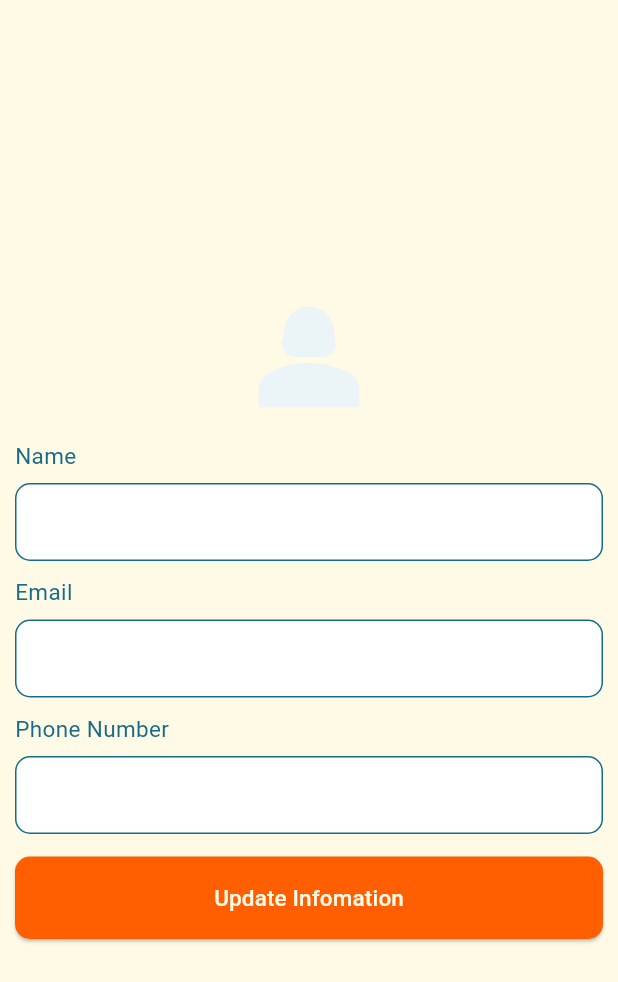
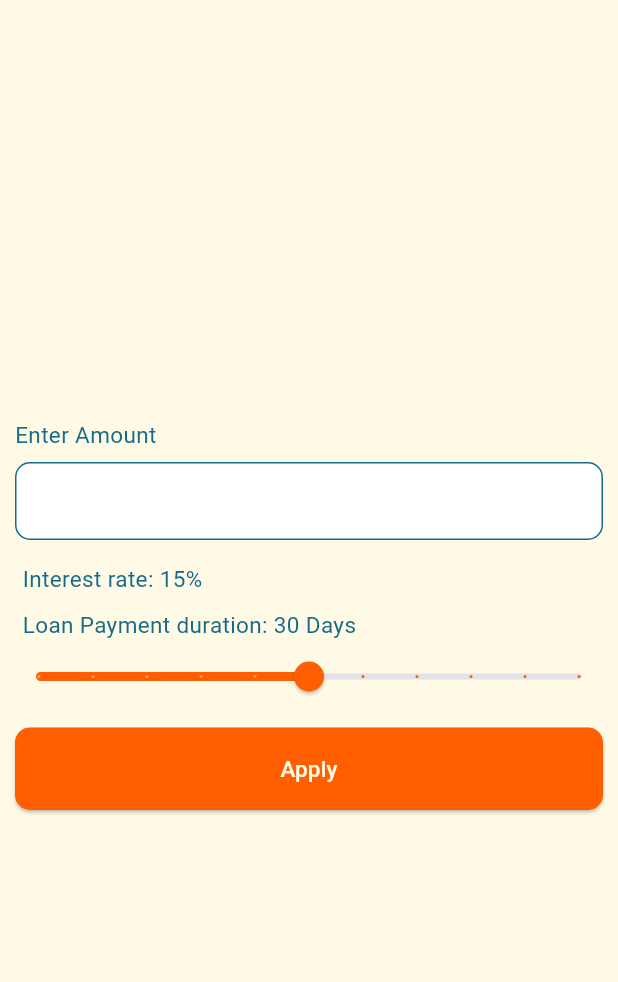
Before and after one commit to gmulonga/quicloan, a Flutter app: the Dashboard screen opened directly, after a tap on "Apply For a Loan", on a phone screen of 412 x 824 dp. Shown: the top 982 px of the screen. Run offline on Flutter 3.47's test engine with Material 3 defaults, Android fonts, the phone set to English and light mode, and no system bars; our stand-ins replace dashed_circular_progress_bar.

Commit message:
build: adding the loan application screen

```diff
--- a/lib/Screens/Dashboard.dart
+++ b/lib/Screens/Dashboard.dart
@@ -4,6 +4,7 @@ import 'package:quicloan/Components/ReusableCard.dart';
 import 'package:quicloan/Screens/Userscreen.dart';
 import 'package:quicloan/Components/CustomButton.dart';
 import 'package:quicloan/Components/ProgressBars.dart';
+import 'package:quicloan/Screens/LoanAppliaction.dart';
 
 class Dashboard extends StatefulWidget {
   @override
@@ -148,7 +149,7 @@ class _DashboardState extends State<Dashboard> {
                   label: 'Apply For a Loan',
                   icon: Icons.file_open,
                   onButtonPressed: () {
-                    return Userspage();
+                    return LoanApplication();
                   },
                 ),
                 ReusableCard(
--- /dev/null
+++ b/lib/Screens/LoanAppliaction.dart
@@ -0,0 +1,92 @@
+import 'package:flutter/material.dart';
+import 'package:quicloan/Contstants.dart';
+import 'package:quicloan/Components/InputField.dart';
+import 'package:quicloan/Components/CustomButton.dart';
+import 'package:quicloan/Components/MessageHandler.dart';
+
+class LoanApplication extends StatefulWidget {
+  @override
+  State<LoanApplication> createState() => _LoanApplicationState();
+}
+
+class _LoanApplicationState extends State<LoanApplication> {
+  int amount = 0;
+  double duration = 30;
+
+  @override
+  Widget build(BuildContext context) {
+    return Scaffold(
+      backgroundColor: kCream,
+      body: SafeArea(
+        child: Center(
+          child: ListView(
+            shrinkWrap: true,
+            children: [
+              Column(
+                crossAxisAlignment: CrossAxisAlignment.stretch,
+                children: [
+                  InputField(
+                    label: 'Enter Amount',
+                    integerOnly:
+                        true, // Assuming this is a custom property you have defined in InputField
+                    onChanged: (value) {
+                      setState(() {
+                        try {
+                          amount = int.parse(value);
+                        } catch (e) {
+                          amount = 0;
+                          print('Invalid input: $e');
+                        }
+                      });
+                    },
+                  ),
+                  Padding(
+                    padding: EdgeInsets.only(top: 10, left: 15),
+                    child: Text(
+                      'Interest rate: 15%',
+                      style: kLightThemeText,
+                    ),
+                  ),
+                  Padding(
+                    padding: EdgeInsets.only(top: 10, left: 15),
+                    child: Text(
+                      'Loan Payment duration: ${duration.round()} Days',
+                      style: kLightThemeText,
+                    ),
+                  ),
+                  Slider(
+                    activeColor: kOrange,
+                    value: duration,
+                    min: 0,
+                    max: 60,
+                    divisions: 10,
+                    label: duration.round().toString(),
+                    onChanged: (double value) {
+                      setState(() {
+                        duration = value;
+                      });
+                    },
+                  ),
+                  Padding(
+                    padding: EdgeInsets.symmetric(horizontal: 10, vertical: 10),
+                    child: CustomButton(
+                      txtColor: kCream,
+                      bgColor: kOrange,
+                      callBackFunction: () {
+                        setState(() {
+                          MessageHandler.showMessage(
+                              context, 'You have applied for a Loan', kOrange);
+                        });
+                      },
+                      label: 'Apply',
+                    ),
+                  ),
+                ],
+              ),
+            ],
+          ),
+        ),
+      ),
+    );
+  }
+}
--- a/lib/routes.dart
+++ /dev/null
@@ -1,2 +0,0 @@
-const String homePageRoute = '/homepage';
-const String loginPageRoute = '/';
```
